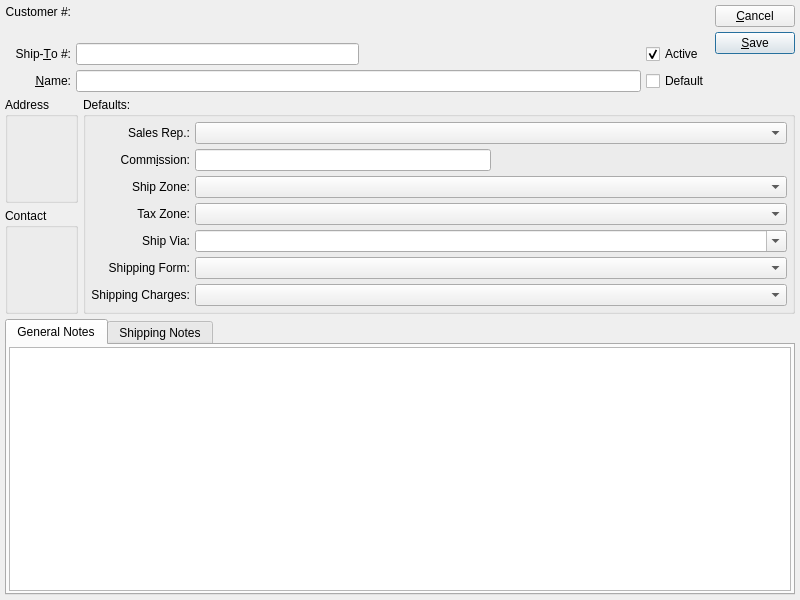
The window that xtuple/trunk/guiclient/shipTo.ui (WooodHead/xtuple) describes before a commit, drawn with Qt 5.
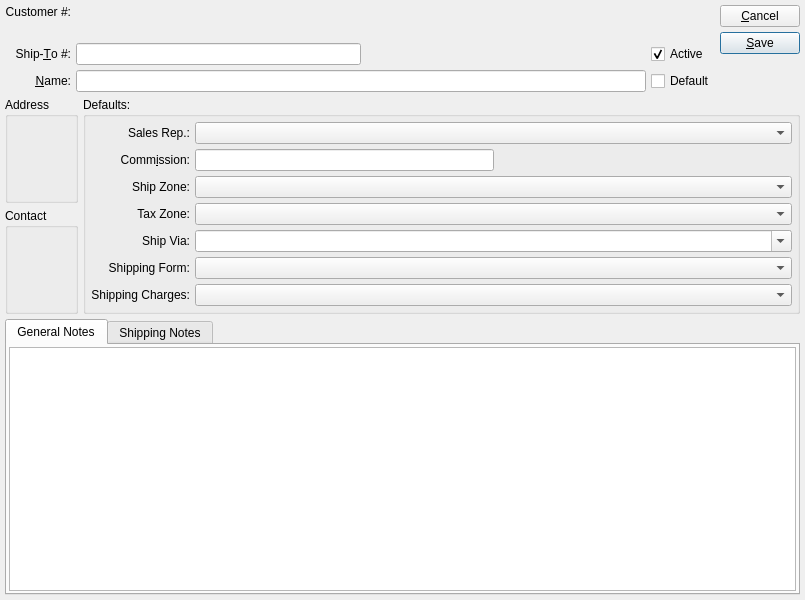
The same window after the commit. Custom widgets are drawn as their Qt base class.

Commit message: Fix tab order.

```diff
--- a/xtuple/trunk/guiclient/shipTo.ui
+++ b/xtuple/trunk/guiclient/shipTo.ui
@@ -13,7 +13,7 @@
    <rect>
     <x>0</x>
     <y>0</y>
-    <width>800</width>
+    <width>805</width>
     <height>600</height>
    </rect>
   </property>
```
Left out of the diff: 10 changed lines with no effect on the pictures.
